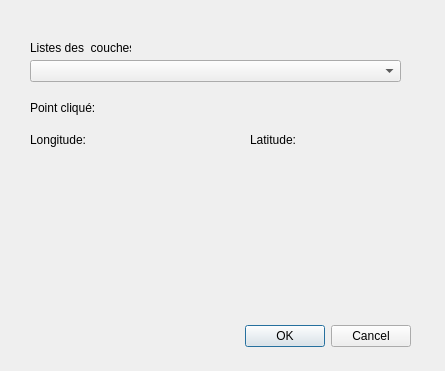
Qt form spatial_query_tool_dialog_base.ui (lin0qlin/Qplugin_SpatialQueryTool) before a commit.
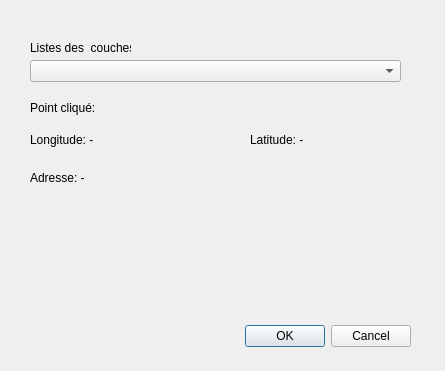
The same form after that commit.

Commit message: User Story n°3

Patch:
```diff
--- a/spatial_query_tool_dialog_base.ui
+++ b/spatial_query_tool_dialog_base.ui
@@ -49,7 +49,7 @@
     </rect>
    </property>
    <property name="text">
-    <string>Longitude:</string>
+    <string>Longitude: -</string>
    </property>
   </widget>
   <widget class="QLabel" name="label_latitude">
@@ -62,7 +62,7 @@
     </rect>
    </property>
    <property name="text">
-    <string>Latitude:</string>
+    <string>Latitude: -</string>
    </property>
   </widget>
   <widget class="QLabel" name="label">
@@ -91,6 +91,19 @@
     <string>Point cliqué:</string>
    </property>
   </widget>
+  <widget class="QLabel" name="label_address">
+   <property name="geometry">
+    <rect>
+     <x>30</x>
+     <y>170</y>
+     <width>361</width>
+     <height>16</height>
+    </rect>
+   </property>
+   <property name="text">
+    <string>Adresse: -</string>
+   </property>
+  </widget>
  </widget>
  <resources/>
  <connections>
```
The commit also changes 1 other file.
